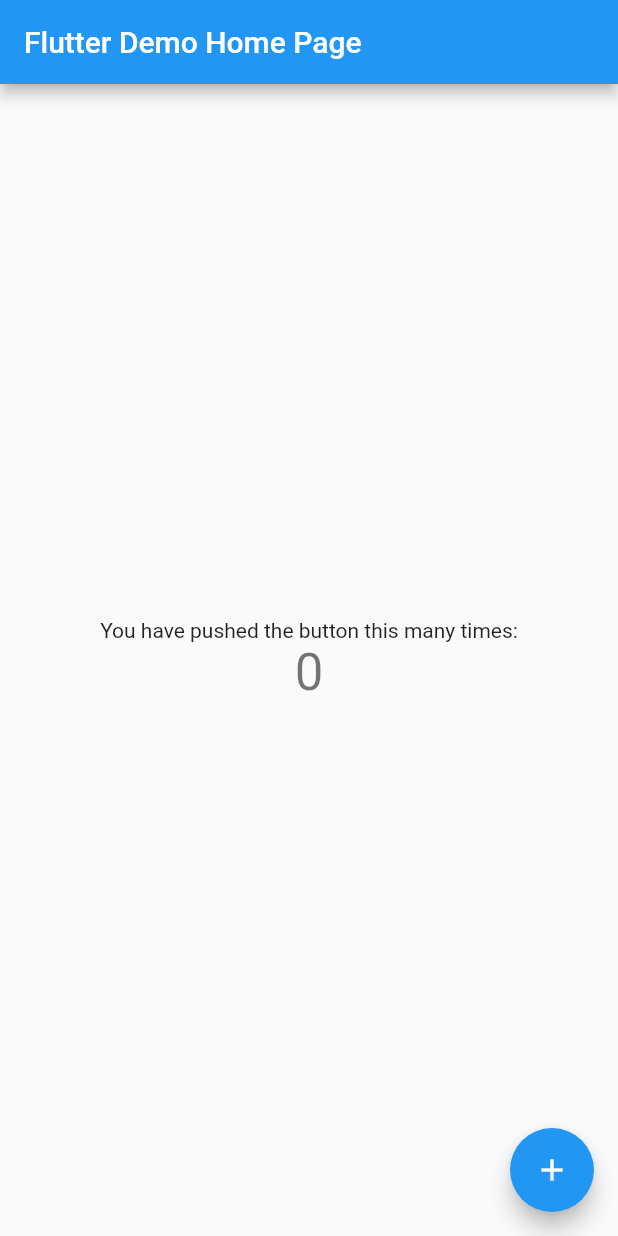
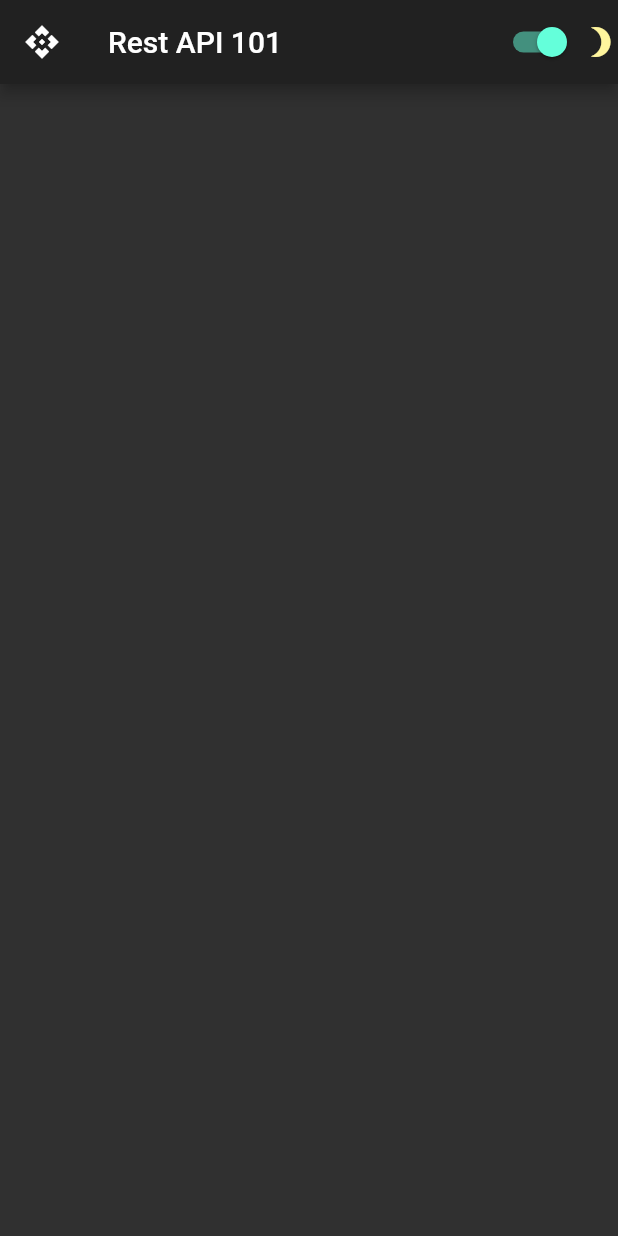
Before and after one commit to krolebord/RestAPI101, a Flutter app: the screen it shows after launch, on a phone screen of 412 x 824 dp. Run offline on Flutter 3.47's test engine with Material 2 defaults, Android fonts, the phone set to English and light mode, and no system bars.

Commit message:
Dynamic theme

```diff
--- /dev/null
+++ b/RestAPI101_Front/flutter_restapi101/lib/app.dart
@@ -0,0 +1,27 @@
+import 'package:flutter/material.dart';
+import 'package:flutter_restapi101/widgets/themeChanger.dart';
+import 'package:flutter_restapi101/widgets/themeProvider.dart';
+
+class RestAPIApp extends StatelessWidget {
+  @override
+  Widget build(BuildContext context) {
+    return ThemeProvider(
+      initialTheme: ThemeData.dark(),
+      builder: (context, theme) => MaterialApp(
+        title: "RestAPI 101",
+        theme: theme,
+        home: Scaffold(
+          appBar: AppBar(
+            leading: Icon(Icons.api),
+            title: Text("Rest API 101"),
+            actions: [
+              ThemeChanger()
+            ],
+          ),
+          body: Center(
+          ),
+        ),
+      ),
+    );
+  }
+}
--- a/RestAPI101_Front/flutter_restapi101/lib/main.dart
+++ b/RestAPI101_Front/flutter_restapi101/lib/main.dart
@@ -1,113 +1,6 @@
 import 'package:flutter/material.dart';
+import 'package:flutter_restapi101/app.dart';
 
 void main() {
-  runApp(MyApp());
+  runApp(RestAPIApp());
 }
-
-class MyApp extends StatelessWidget {
-  // This widget is the root of your application.
-  @override
-  Widget build(BuildContext context) {
-    return MaterialApp(
-      title: 'Flutter Demo',
-      theme: ThemeData(
-        // This is the theme of your application.
-        //
-        // Try running your application with "flutter run". You'll see the
-        // application has a blue toolbar. Then, without quitting the app, try
-        // changing the primarySwatch below to Colors.green and then invoke
-        // "hot reload" (press "r" in the console where you ran "flutter run",
-        // or simply save your changes to "hot reload" in a Flutter IDE).
-        // Notice that the counter didn't reset back to zero; the application
-        // is not restarted.
-        primarySwatch: Colors.blue,
-      ),
-      home: MyHomePage(title: 'Flutter Demo Home Page'),
-    );
-  }
-}
-
-class MyHomePage extends StatefulWidget {
-  MyHomePage({Key key, this.title}) : super(key: key);
-
-  // This widget is the home page of your application. It is stateful, meaning
-  // that it has a State object (defined below) that contains fields that affect
-  // how it looks.
-
-  // This class is the configuration for the state. It holds the values (in this
-  // case the title) provided by the parent (in this case the App widget) and
-  // used by the build method of the State. Fields in a Widget subclass are
-  // always marked "final".
-
-  final String title;
-
-  @override
-  _MyHomePageState createState() => _MyHomePageState();
-}
-
-class _MyHomePageState extends State<MyHomePage> {
-  int _counter = 0;
-
-  void _incrementCounter() {
-    setState(() {
-      // This call to setState tells the Flutter framework that something has
-      // changed in this State, which causes it to rerun the build method below
-      // so that the display can reflect the updated values. If we changed
-      // _counter without calling setState(), then the build method would not be
-      // called again, and so nothing would appear to happen.
-      _counter++;
-    });
-  }
-
-  @override
-  Widget build(BuildContext context) {
-    // This method is rerun every time setState is called, for instance as done
-    // by the _incrementCounter method above.
-    //
-    // The Flutter framework has been optimized to make rerunning build methods
-    // fast, so that you can just rebuild anything that needs updating rather
-    // than having to individually change instances of widgets.
-    return Scaffold(
-      appBar: AppBar(
-        // Here we take the value from the MyHomePage object that was created by
-        // the App.build method, and use it to set our appbar title.
-        title: Text(widget.title),
-      ),
-      body: Center(
-        // Center is a layout widget. It takes a single child and positions it
-        // in the middle of the parent.
-        child: Column(
-          // Column is also a layout widget. It takes a list of children and
-          // arranges them vertically. By default, it sizes itself to fit its
-          // children horizontally, and tries to be as tall as its parent.
-          //
-          // Invoke "debug painting" (press "p" in the console, choose the
-          // "Toggle Debug Paint" action from the Flutter Inspector in Android
-          // Studio, or the "Toggle Debug Paint" command in Visual Studio Code)
-          // to see the wireframe for each widget.
-          //
-          // Column has various properties to control how it sizes itself and
-          // how it positions its children. Here we use mainAxisAlignment to
-          // center the children vertically; the main axis here is the vertical
-          // axis because Columns are vertical (the cross axis would be
-          // horizontal).
-          mainAxisAlignment: MainAxisAlignment.center,
-          children: <Widget>[
-            Text(
-              'You have pushed the button this many times:',
-            ),
-            Text(
-              '$_counter',
-              style: Theme.of(context).textTheme.headline4,
-            ),
-          ],
-        ),
-      ),
-      floatingActionButton: FloatingActionButton(
-        onPressed: _incrementCounter,
-        tooltip: 'Increment',
-        child: Icon(Icons.add),
-      ), // This trailing comma makes auto-formatting nicer for build methods.
-    );
-  }
-}
--- /dev/null
+++ b/RestAPI101_Front/flutter_restapi101/lib/models/themeNotifier.dart
@@ -0,0 +1,13 @@
+import 'package:flutter/material.dart';
+class ThemeNotifier extends ChangeNotifier {
+  ThemeData _themeData;
+
+  ThemeNotifier(this._themeData);
+
+  ThemeData get theme => _themeData;
+
+  void setTheme(ThemeData theme) {
+    _themeData = theme;
+    notifyListeners();
+  }
+}
--- /dev/null
+++ b/RestAPI101_Front/flutter_restapi101/lib/widgets/themeChanger.dart
@@ -0,0 +1,37 @@
+import 'package:flutter/material.dart';
+import 'package:flutter_restapi101/models/DarkModePreference.dart';
+import 'package:flutter_restapi101/widgets/themeProvider.dart';
+
+class ThemeChanger extends StatefulWidget {
+  @override
+  _ThemeChangerState createState() => _ThemeChangerState();
+}
+
+class _ThemeChangerState extends State<ThemeChanger> {
+  bool darkMode = true;
+
+  @override
+  Widget build(BuildContext context) {
+    ThemeData theme = Theme.of(context);
+
+    return Row(
+      mainAxisAlignment: MainAxisAlignment.center,
+      mainAxisSize: MainAxisSize.min,
+      children: [
+        Switch(
+          value: darkMode,
+          onChanged: (value) {
+            darkMode = !darkMode;
+            ThemeProvider.of(context, listen: false)
+              .setTheme(darkMode ? ThemeData.dark() : ThemeData.light());
+          },
+          inactiveThumbColor: theme.colorScheme.onPrimary,
+          inactiveTrackColor: theme.colorScheme.onPrimary.withOpacity(0.5),
+        ),
+        Icon(
+          darkMode ? Icons.brightness_3 : Icons.brightness_4,
+          color: darkMode ? Colors.yellow[200] : Colors.amber[500])
+      ],
+    );
+  }
+}
--- /dev/null
+++ b/RestAPI101_Front/flutter_restapi101/lib/widgets/themeProvider.dart
@@ -0,0 +1,38 @@
+import 'package:flutter/material.dart';
+import 'package:flutter_restapi101/models/themeNotifier.dart';
+import 'package:provider/provider.dart';
+
+class ThemeProvider extends StatelessWidget {
+  final ThemeData _initialTheme;
+  final Widget Function(
+    BuildContext context,
+    ThemeData theme,
+  ) builder;
+
+  ThemeProvider({
+    required this.builder,
+    required ThemeData initialTheme
+  }) : _initialTheme = initialTheme, super();
+
+  ThemeProvider.light({
+    required this.builder
+  }) : _initialTheme = ThemeData.light();
+
+  ThemeProvider.dark({
+    required this.builder
+  }) : _initialTheme = ThemeData.dark();
+
+  @override
+  Widget build(BuildContext context) {
+    return ChangeNotifierProvider(
+      create: (context) => ThemeNotifier(_initialTheme),
+      child: Consumer<ThemeNotifier>(
+        builder: (context, value, child) => builder(context, value.theme),
+      )
+    );
+  }
+
+  static ThemeNotifier of(BuildContext context, {bool listen = true}) {
+    return Provider.of<ThemeNotifier>(context, listen: listen);
+  }
+}
--- a/RestAPI101_Front/flutter_restapi101/pubspec.yaml
+++ b/RestAPI101_Front/flutter_restapi101/pubspec.yaml
@@ -7,13 +7,14 @@ version: 1.0.0+1
 
 
 environment:
-  sdk: ">=2.7.0 <3.0.0"
+  sdk: ">=2.12.0 <3.0.0"
 
 
 dependencies:
   flutter:
     sdk: flutter
 
+  shared_preferences: ^2.0.5
   http: ^0.13.0
   provider: ^5.0.0
   flutter_bloc: ^7.0.0
```
Also changed, not shown: RestAPI101_Front/flutter_restapi101/pubspec.lock, 1 other file.
